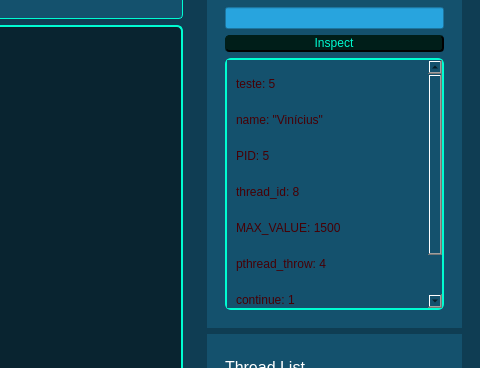
Before: the Qt Designer form src/gui/PPP_interface.ui in Vinigperuzzi/TCC, drawn with Qt 5; both pictures show x 800 to 1280 and y 84 to 452 of the 1280 by 720 pixel window.
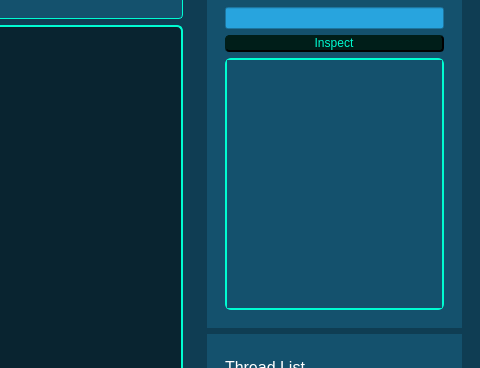
After: the same form once the commit is applied.

Commit message: Insert expression from de button

Patch:
```diff
--- a/src/gui/PPP_interface.ui
+++ b/src/gui/PPP_interface.ui
@@ -504,68 +504,11 @@
                  <rect>
                   <x>0</x>
                   <y>0</y>
-                  <width>198</width>
-                  <height>300</height>
+                  <width>215</width>
+                  <height>245</height>
                  </rect>
                 </property>
-                <layout class="QVBoxLayout" name="verticalLayout_7">
-                 <item>
-                  <widget class="QLabel" name="label_2">
-                   <property name="text">
-                    <string>teste: 5</string>
-                   </property>
-                  </widget>
-                 </item>
-                 <item>
-                  <widget class="QLabel" name="label_3">
-                   <property name="text">
-                    <string>name: &quot;Vinícius&quot;</string>
-                   </property>
-                  </widget>
-                 </item>
-                 <item>
-                  <widget class="QLabel" name="label_4">
-                   <property name="text">
-                    <string>PID: 5</string>
-                   </property>
-                  </widget>
-                 </item>
-                 <item>
-                  <widget class="QLabel" name="label_5">
-                   <property name="text">
-                    <string>thread_id: 8</string>
-                   </property>
-                  </widget>
-                 </item>
-                 <item>
-                  <widget class="QLabel" name="label_9">
-                   <property name="text">
-                    <string>MAX_VALUE: 1500</string>
-                   </property>
-                  </widget>
-                 </item>
-                 <item>
-                  <widget class="QLabel" name="label_6">
-                   <property name="text">
-                    <string>pthread_throw: 4</string>
-                   </property>
-                  </widget>
-                 </item>
-                 <item>
-                  <widget class="QLabel" name="label_8">
-                   <property name="text">
-                    <string>continue: 1</string>
-                   </property>
-                  </widget>
-                 </item>
-                 <item>
-                  <widget class="QLabel" name="label_7">
-                   <property name="text">
-                    <string>qtd: 25</string>
-                   </property>
-                  </widget>
-                 </item>
-                </layout>
+                <layout class="QVBoxLayout" name="verticalLayout_7"/>
                </widget>
               </widget>
              </item>
```
The commit also changes 5 other files.
